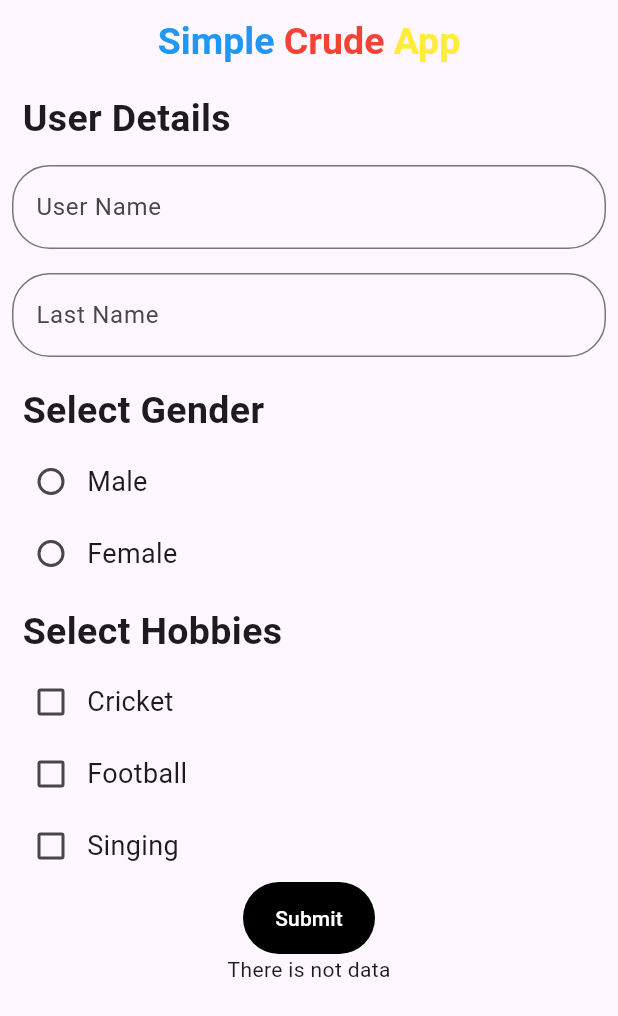
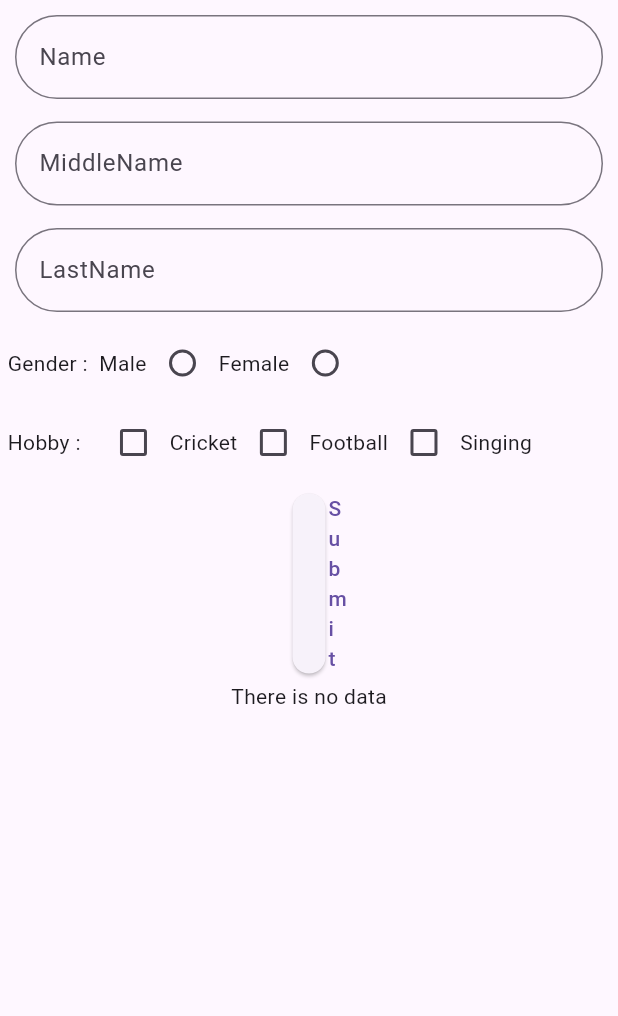
Before and after one commit to veerbhayani/stream_demo, a Flutter app: the screen it shows after launch, on a phone screen of 412 x 824 dp. Shown: the top 1016 px of the screen. Run offline on Flutter 3.47's test engine with Material 2 defaults, Android fonts, the phone set to English and light mode, and no system bars.

Commit message:
some ui changes

```diff
--- a/lib/main.dart
+++ b/lib/main.dart
@@ -17,7 +17,7 @@
         useMaterial3: true,
       ),
       debugShowCheckedModeBanner: false,
-      home: const SimpleCrudApp(),
+      home: const SimpleCrudeApp(),
     );
   }
 }
--- a/lib/my_practice/simple_crud_app_demo/simple_crud_app.dart
+++ b/lib/my_practice/simple_crud_app_demo/simple_crud_app.dart
@@ -1,137 +1,94 @@
 import 'package:flutter/material.dart';
 import 'package:stream_demo/my_practice/simple_crud_app_demo/simple_crud_stream.dart';
 
-class SimpleCrudApp extends StatelessWidget {
-  const SimpleCrudApp({super.key});
+class SimpleCrudeApp extends StatelessWidget {
+  const SimpleCrudeApp({super.key});
 
   @override
   Widget build(BuildContext context) {
     return Scaffold(
-      appBar: AppBar(
-        centerTitle: true,
-        title: const Text.rich(
-          TextSpan(
-            text: 'Simple',
-            style: TextStyle(
-              color: Colors.blue,
-              fontWeight: FontWeight.bold,
-              fontSize: 25,
-            ),
+      body: Padding(
+        padding: const EdgeInsets.all(5),
+        child: ListView(
           children: [
-              TextSpan(
-                text: ' Crude',
-                style: TextStyle(
-                  color: Colors.red,
-                  fontWeight: FontWeight.bold,
-                  fontSize: 25,
-                ),
-              ),
-              TextSpan(
-                text: ' App',
-                style: TextStyle(
-                  color: Colors.yellow,
-                  fontWeight: FontWeight.bold,
-                  fontSize: 25,
-                ),
-              ),
-            ],
-          ),
-        ),
-      ),
-      body: ListView(
-        children: [
-          const Padding(
-            padding: EdgeInsets.only(
-              left: 15,
-              top: 5,
-              bottom: 5,
-            ),
-            child: Text(
-              "User Details",
-              style: TextStyle(
-                fontSize: 25,
-                fontWeight: FontWeight.w600,
-              ),
-            ),
-          ),
             Padding(
-            padding: const EdgeInsets.all(8.0),
-            child: TextField(
+              padding: const EdgeInsets.all(5),
+              child: StreamBuilder(
+                stream: SimpleCrudStream.nameStreamController,
+                builder: (context, snapshot) => TextField(
                   controller: SimpleCrudStream.txtNameEditingController,
                   decoration: const InputDecoration(
                     border: OutlineInputBorder(
                       borderRadius: BorderRadius.all(
                         Radius.circular(
-                      25,
+                          30,
                         ),
                       ),
                     ),
-                hintText: 'User Name',
-                labelText: 'User Name',
+                    hintText: 'Name',
+                    labelText: 'Name',
                   ),
                 ),
               ),
+            ),
+            const SizedBox(height: 5),
             Padding(
-            padding: const EdgeInsets.all(8.0),
-            child: TextField(
+              padding: const EdgeInsets.all(5),
+              child: StreamBuilder(
+                stream: SimpleCrudStream.middleNameStreamController,
+                builder: (context, snapshot) => TextField(
+                  controller: SimpleCrudStream.txtMiddleNameEditingController,
+                  decoration: const InputDecoration(
+                    border: OutlineInputBorder(
+                      borderRadius: BorderRadius.all(
+                        Radius.circular(
+                          30,
+                        ),
+                      ),
+                    ),
+                    hintText: 'MiddleName',
+                    labelText: 'MiddleName',
+                  ),
+                ),
+              ),
+            ),
+            const SizedBox(height: 5),
+            Padding(
+              padding: const EdgeInsets.all(5),
+              child: StreamBuilder(
+                stream: SimpleCrudStream.lastNameStreamController,
+                builder: (context, snapshot) => TextField(
                   controller: SimpleCrudStream.txtLastNameEditingController,
                   decoration: const InputDecoration(
                     border: OutlineInputBorder(
                       borderRadius: BorderRadius.all(
                         Radius.circular(
-                      25,
+                          30,
                         ),
                       ),
                     ),
-                hintText: 'Last Name',
-                labelText: 'Last Name',
+                    hintText: 'LastName',
+                    labelText: 'LastName',
                   ),
                 ),
               ),
-          const Padding(
-            padding: EdgeInsets.only(
-              left: 15,
-              top: 10,
-              bottom: 5,
             ),
-            child: Text(
-              "Select Gender",
-              style: TextStyle(
-                fontSize: 25,
-                fontWeight: FontWeight.w600,
-              ),
-            ),
-          ),
+            const SizedBox(height: 5),
             StreamBuilder(
               stream: SimpleCrudStream.genderStreamController,
-            builder: (context, snapshot) => Column(
+              builder: (context, snapshot) => Row(
                 children: [
-                Padding(
-                  padding: const EdgeInsets.only(left: 10),
-                  child: Row(
-                    children: [
+                  const Text('Gender :  '),
+                  const Text('Male'),
                   Radio(
                     value: SimpleCrudStream.male,
                     groupValue: SimpleCrudStream.gender,
                     onChanged: (value) {
-                          SimpleCrudStream.gender =
-                              SimpleCrudStream.genderControllerValue = value!;
+                      SimpleCrudStream.genderControllerValue =
+                          SimpleCrudStream.gender = value!;
                     },
                   ),
-                      const Text(
-                        'Male',
-                        style: TextStyle(
-                          fontSize: 18,
-                          fontWeight: FontWeight.w400,
-                        ),
-                      ),
-                    ],
-                  ),
-                ),
-                Padding(
-                  padding: const EdgeInsets.only(left: 10),
-                  child: Row(
-                    children: [
+                  const Text('Female'),
                   Radio(
                     value: SimpleCrudStream.feMale,
                     groupValue: SimpleCrudStream.gender,
@@ -140,39 +97,13 @@
                           SimpleCrudStream.gender = value!;
                     },
                   ),
-                      const Text(
-                        'Female',
-                        style: TextStyle(
-                          fontSize: 18,
-                          fontWeight: FontWeight.w400,
-                        ),
-                      ),
                 ],
               ),
             ),
-              ],
-            ),
-          ),
-          const Padding(
-            padding: EdgeInsets.only(
-              left: 15,
-              top: 10,
-              bottom: 5,
-            ),
-            child: Text(
-              "Select Hobbies",
-              style: TextStyle(
-                fontSize: 25,
-                fontWeight: FontWeight.w600,
-              ),
-            ),
-          ),
-          Column(
+            const SizedBox(height: 5),
+            Row(
               children: [
-              Padding(
-                padding: const EdgeInsets.only(left: 10),
-                child: Row(
-                  children: [
+                const Text('Hobby :   '),
                 StreamBuilder(
                   stream: SimpleCrudStream.hobbyCricketStreamController,
                   builder: (context, snapshot) => Checkbox(
@@ -183,20 +114,7 @@
                     },
                   ),
                 ),
-                    const Text(
-                      'Cricket',
-                      style: TextStyle(
-                        fontSize: 18,
-                        fontWeight: FontWeight.w400,
-                      ),
-                    ),
-                  ],
-                ),
-              ),
-              Padding(
-                padding: const EdgeInsets.only(left: 10),
-                child: Row(
-                  children: [
+                const Text('Cricket'),
                 StreamBuilder(
                   stream: SimpleCrudStream.hobbyFootballStreamController,
                   builder: (context, snapshot) => Checkbox(
@@ -207,20 +125,7 @@
                     },
                   ),
                 ),
-                    const Text(
-                      'Football',
-                      style: TextStyle(
-                        fontSize: 18,
-                        fontWeight: FontWeight.w400,
-                      ),
-                    ),
-                  ],
-                ),
-              ),
-              Padding(
-                padding: const EdgeInsets.only(left: 10),
-                child: Row(
-                  children: [
+                const Text('Football'),
                 StreamBuilder(
                   stream: SimpleCrudStream.hobbySingingStreamController,
                   builder: (context, snapshot) => Checkbox(
@@ -231,69 +136,77 @@
                     },
                   ),
                 ),
-                    const Text(
-                      'Singing',
-                      style: TextStyle(
-                        fontSize: 18,
-                        fontWeight: FontWeight.w400,
+                const Text('Singing'),
+              ],
+            ),
+            const SizedBox(height: 5),
+            const SizedBox(height: 5),
+            StreamBuilder(
+              stream: SimpleCrudStream.submitStreamController,
+              builder: (context, snapshot) => Padding(
+                padding: const EdgeInsets.only(left: 190, right: 190),
+                child: ElevatedButton(
+                  onPressed: () {
+                    SimpleCrudStream.submitControllerValue =
+                        SimpleCrudStream.submited = true;
+
+                    SimpleCrudStream.addUserData();
+                    SimpleCrudStream.userDataControllerValue =
+                        SimpleCrudStream.userData;
+                    SimpleCrudStream.clearData();
+                    SimpleCrudStream.submitControllerValue =
+                        SimpleCrudStream.submited = false;
+                  },
+                  child: const Text('Submit'),
                 ),
               ),
+            ),
+            const SizedBox(height: 5),
+            StreamBuilder(
+              stream: SimpleCrudStream.userDataStreamController,
+              builder: (context, snapshot) =>
+                  SimpleCrudStream.userData.isNotEmpty
+                      ? Expanded(
+                          child: ListView.builder(
+                            itemCount: snapshot.data!.length,
+                            itemBuilder: (context, index) => GestureDetector(
+                              onTap: () {
+                                SimpleCrudStream.selecedIndex = index;
+                                SimpleCrudStream.onTapAdd();
+                                SimpleCrudStream.onUpdatTapAdd();
+                              },
+                              child: Dismissible(
+                                key: UniqueKey(),
+                                onDismissed: (direction) {
+                                  SimpleCrudStream.userData.removeAt(index);
+                                },
+                                child: Container(
+                                  height: 100,
+                                  width: double.infinity,
+                                  color: Colors.amber,
+                                  child: Column(
+                                    children: [
+                                      Text(
+                                          'Name : ${snapshot.data![index]['name']}'),
+                                      Text(
+                                          'MiddleName : ${snapshot.data![index]['middleName']}'),
+                                      Text(
+                                          'LastName : ${snapshot.data![index]['lastName']}'),
+                                      Text(
+                                          'Gender : ${snapshot.data![index]['gender']}'),
+                                      Text(
+                                          'Hobby : ${snapshot.data![index]['hobby']}'),
                                     ],
-                ),
-              ),
-            ],
-          ),
-          Center(
-            child: Container(
-              decoration: BoxDecoration(
-                borderRadius: BorderRadius.circular(
-                  100,
-                ),
-                color: Colors.black,
-              ),
-              child: MaterialButton(
-                elevation: 15,
-                animationDuration: const Duration(
-                  seconds: 2,
-                ),
-                onPressed: () {
-                  SimpleCrudStream.submitControllerValue = true;
-                  SimpleCrudStream.addUserData();
-                },
-                child: const Text(
-                  'Submit',
-                  style: TextStyle(
-                    color: Colors.white,
                                   ),
                                 ),
                               ),
                             ),
                           ),
-          StreamBuilder(
-              builder: (context, snapshot) => SimpleCrudStream
-                      .userData.isNotEmpty
-                  ? Expanded(
-                      child: ListView.builder(
-                        itemCount: SimpleCrudStream.userData.length,
-                        itemBuilder: (context, index) => Container(
-                          height: 200,
-                          width: double.infinity,
-                          color: Colors.tealAccent,
-                          child: Column(
-                            children: [
-                              StreamBuilder(
-                                stream: SimpleCrudStream.nameStreamController,
-                                builder: (context, snapshot) => Text(
-                                  snapshot.data.toString(),
-                                ),
-                              ),
+                        )
+                      : const Center(child: Text('There is no data')),
+            )
           ],
         ),
-                        ),
-                      ),
-                    )
-                  : const Center(child: Text('There is not data'))),
-        ],
       ),
     );
   }
--- a/lib/my_practice/simple_crud_app_demo/simple_crud_stream.dart
+++ b/lib/my_practice/simple_crud_app_demo/simple_crud_stream.dart
@@ -5,23 +5,27 @@
 class SimpleCrudStream {
   static String gender = 'gender', male = 'male', feMale = 'feMale';
   static bool isCricket = false, isFootball = false, isSinging = false;
+  static double selectedAge = 0;
+  static int selecedIndex = 0;
   static bool submited = false;
   static List<String> selectHobbyList = [];
   static List<Map<String, dynamic>> userData = [];
   static TextEditingController txtNameEditingController =
       TextEditingController();
+  static TextEditingController txtMiddleNameEditingController =
+      TextEditingController();
   static TextEditingController txtLastNameEditingController =
       TextEditingController();
 
   static final StreamController<String> _streamController =
-      StreamController<String>();
+      StreamController<String>.broadcast();
   static Stream<String> get genderStreamController => _streamController.stream;
   static Sink<String> get genderSinkController => _streamController.sink;
   static set genderControllerValue(String data) =>
       genderSinkController.add(data);
 
   static final StreamController<bool> _streamCricketController =
-      StreamController<bool>();
+      StreamController<bool>.broadcast();
   static Stream<bool> get hobbyCricketStreamController =>
       _streamCricketController.stream;
   static Sink<bool> get hobbyCricketSinkController =>
@@ -30,7 +34,7 @@
       hobbyCricketSinkController.add(data);
 
   static final StreamController<bool> _streamFootballController =
-      StreamController<bool>();
+      StreamController<bool>.broadcast();
   static Stream<bool> get hobbyFootballStreamController =>
       _streamFootballController.stream;
   static Sink<bool> get hobbyFootballSinkController =>
@@ -39,7 +43,7 @@
       hobbyFootballSinkController.add(data);
 
   static final StreamController<bool> _streamSingingController =
-      StreamController<bool>();
+      StreamController<bool>.broadcast();
   static Stream<bool> get hobbySingingStreamController =>
       _streamSingingController.stream;
   static Sink<bool> get hobbySingingSinkController =>
@@ -47,12 +51,12 @@
   static set hobbySingingControllerValue(bool data) =>
       hobbySingingSinkController.add(data);
 
-  static final StreamController<bool> _streamSubmitController =
-      StreamController<bool>();
-  static Stream<bool> get submitStreamController =>
-      _streamSubmitController.stream;
-  static Sink<bool> get submitSinkController => _streamSubmitController.sink;
-  static set submitControllerValue(bool data) => submitSinkController.add(data);
+  static final StreamController<double> _streamSelectAgeController =
+      StreamController<double>.broadcast();
+  static Stream<double> get ageStreamController =>
+      _streamSelectAgeController.stream;
+  static Sink<double> get ageSinkController => _streamSelectAgeController.sink;
+  static set ageControllerValue(double data) => ageSinkController.add(data);
 
   static final StreamController<List<String>> _streamSelectHobbyController =
       StreamController<List<String>>();
@@ -64,18 +68,48 @@
       selectHobbySinkController.add(data);
 
   static final StreamController<String> _streamNameController =
-      StreamController<String>();
+      StreamController<String>.broadcast();
   static Stream<String> get nameStreamController =>
       _streamNameController.stream;
   static Sink<String> get nameSinkController => _streamNameController.sink;
   static set nameControllerValue(String data) => nameSinkController.add(data);
+
+  static final StreamController<String> _streamMiddleNameController =
+      StreamController<String>.broadcast();
+  static Stream<String> get middleNameStreamController =>
+      _streamMiddleNameController.stream;
+  static Sink<String> get middleNameSinkController =>
+      _streamMiddleNameController.sink;
+  static set middleNameControllerValue(String data) =>
+      middleNameSinkController.add(data);
+
+  static final StreamController<String> _streamLastNameController =
+      StreamController<String>.broadcast();
   static Stream<String> get lastNameStreamController =>
-      _streamNameController.stream;
-  static Sink<String> get lastNameSinkController => _streamNameController.sink;
+      _streamLastNameController.stream;
+  static Sink<String> get lastNameSinkController =>
+      _streamLastNameController.sink;
   static set lastNameControllerValue(String data) =>
-      nameSinkController.add(data);
+      lastNameSinkController.add(data);
 
-  static addUserData() async* {
+  static final StreamController<bool> _streamSubmitController =
+      StreamController<bool>.broadcast();
+  static Stream<bool> get submitStreamController =>
+      _streamSubmitController.stream;
+  static Sink<bool> get submitSinkController => _streamSubmitController.sink;
+  static set submitControllerValue(bool data) => submitSinkController.add(data);
+
+  static final StreamController<List<Map<String, dynamic>>>
+      _streamUseDataController =
+      StreamController<List<Map<String, dynamic>>>.broadcast();
+  static Stream<List<Map<String, dynamic>>> get userDataStreamController =>
+      _streamUseDataController.stream;
+  static Sink<List<Map<String, dynamic>>> get userDataSinkController =>
+      _streamUseDataController.sink;
+  static set userDataControllerValue(List<Map<String, dynamic>> data) =>
+      userDataSinkController.add(data);
+
+  static addUserData() {
     selectHobbyList.clear();
     if (isCricket == true) {
       selectHobbyList.add('Cricket');
@@ -88,9 +122,56 @@
     }
     userData.add({
       'name': txtNameEditingController.text,
+      'middleName': txtMiddleNameEditingController.text,
       'lastName': txtLastNameEditingController.text,
       'gender': gender,
-      'hobby': List.from(selectHobbyList.map((e) => (e))),
+      'hobby': List.from(selectHobbyList.map((e) => e)),
     });
   }
+
+  static onTapAdd() {
+    txtNameEditingController.text = userData[selecedIndex]['name'];
+    txtMiddleNameEditingController.text = userData[selecedIndex]['middleName'];
+    txtLastNameEditingController.text = userData[selecedIndex]['lastName'];
+    gender = userData[selecedIndex]['gender'];
+    selectHobbyList = userData[selecedIndex]['hobby'].map((e) => e);
+    if (userData[selecedIndex]['hobby'].contains('Cricket')) {
+      isCricket = true;
+    }
+    if (userData[selecedIndex]['hobby'].contains('Football')) {
+      isFootball = true;
+    }
+    if (userData[selecedIndex]['hobby'].contains('Singing')) {
+      isSinging = true;
+    }
+    selectHobbyList.clear();
+  }
+
+  static onUpdatTapAdd() {
+    if (isCricket == true) {
+      selectHobbyList.add('Cricket');
+    }
+    if (isFootball == true) {
+      selectHobbyList.add('Football');
+    }
+    if (isSinging == true) {
+      selectHobbyList.add('Singing');
+    }
+    userData[selecedIndex]['name'] = txtNameEditingController.text;
+    userData[selecedIndex]['middleName'] = txtMiddleNameEditingController.text;
+    userData[selecedIndex]['lastName'] = txtLastNameEditingController.text;
+    userData[selecedIndex]['gender'] = gender;
+    userData[selecedIndex]['hobby'] = List.from(selectHobbyList.map((e) => e));
+  }
+
+  static void clearData() {
+    txtNameEditingController.clear();
+    txtMiddleNameEditingController.clear();
+    txtLastNameEditingController.clear();
+    gender = 'gender';
+    selectHobbyList.clear();
+    isCricket = false;
+    isFootball = false;
+    isSinging = false;
+  }
 }
```
Lines whose indentation alone changed are shown as unchanged.
